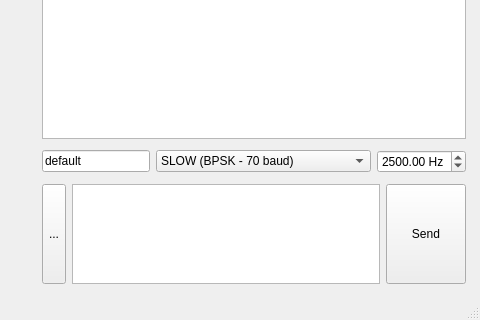
Qt form src/UI/pyqt/main_window.ui (BimBim134/vibe-audioModem) before a commit; both pictures show x 413 to 893 and y 597 to 917 of the 893 by 917 pixel window.
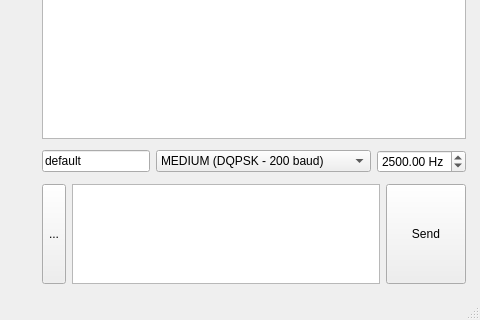
The same form after that commit.

Commit message: MEDIUM as a default in UI

```diff
--- a/src/UI/pyqt/main_window.ui
+++ b/src/UI/pyqt/main_window.ui
@@ -172,6 +172,9 @@
               <verstretch>0</verstretch>
              </sizepolicy>
             </property>
+            <property name="currentIndex">
+             <number>1</number>
+            </property>
             <item>
              <property name="text">
               <string>SLOW (BPSK - 70 baud)</string>
```
